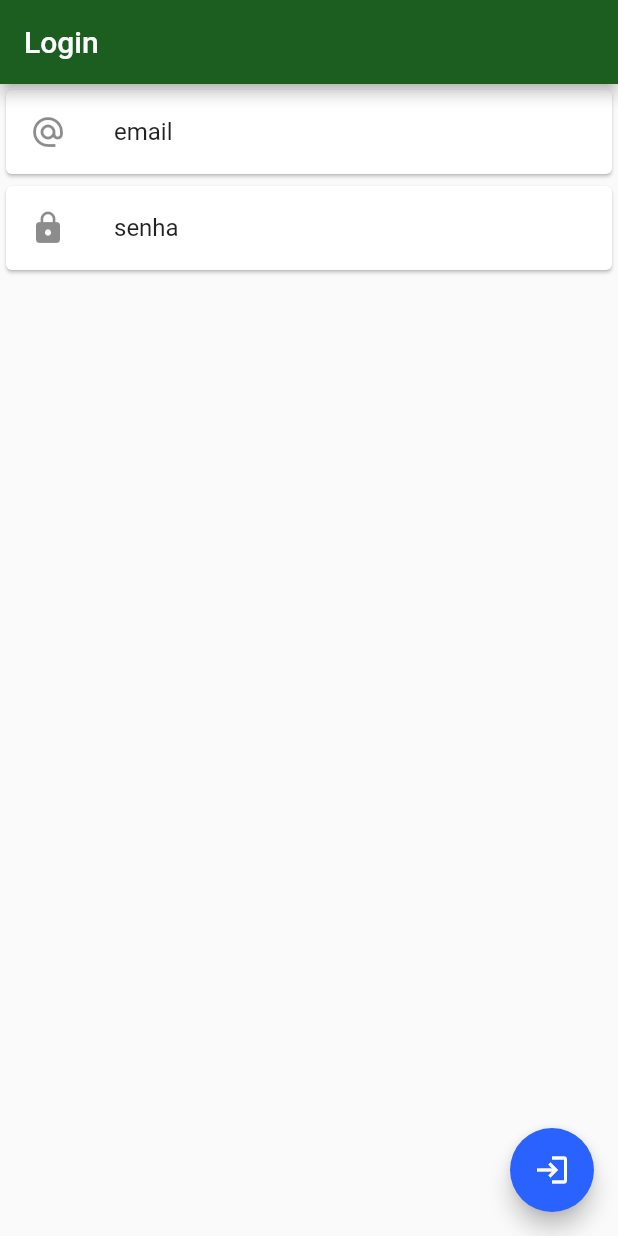
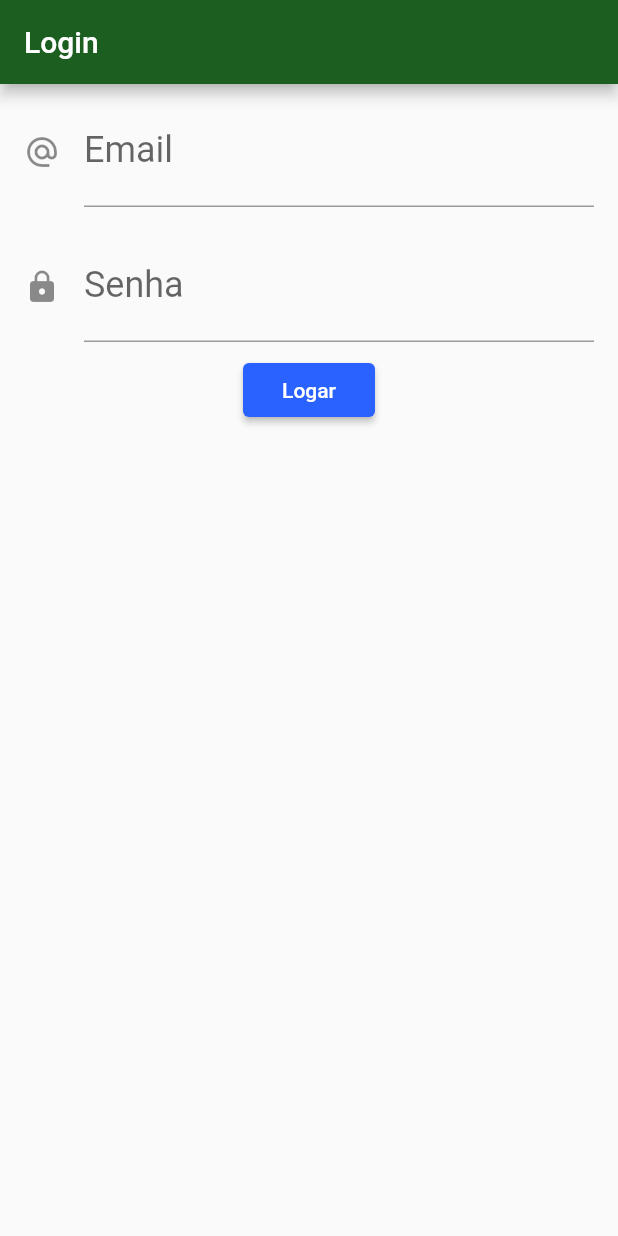
Before and after one commit to denerkr/Green_Share, a Flutter app: the screen it shows after launch, on a phone screen of 412 x 824 dp. Run offline on Flutter 3.47's test engine with Material 2 defaults, Android fonts, the phone set to English and light mode, and no system bars.

Commit message:
Menu, Login - Funcionando

```diff
--- a/lib/screens/login/telalogin.dart
+++ b/lib/screens/login/telalogin.dart
@@ -1,12 +1,12 @@
+import 'package:GreenShare/components/editor.dart';
 import 'package:GreenShare/models/login.dart';
+import 'package:GreenShare/models/transferencia.dart';
 import 'package:GreenShare/screens/login/telalogin.dart';
 import 'package:GreenShare/screens/menu/appmenu.dart';
 import 'package:GreenShare/screens/transferencia/lista.dart';
 import 'package:flutter/material.dart';
 
 class TelaLogin extends StatefulWidget {
-
-  final List<Login> _login = List();
 
   @override
   State<StatefulWidget> createState() {
@@ -15,63 +15,39 @@ class TelaLogin extends StatefulWidget {
 }
 
 class TelaLoginState extends State<TelaLogin> {
+  final TextEditingController _controladorCampoNumeroConta =
+  TextEditingController();
+  final TextEditingController _controladorCampoValor = TextEditingController();
+
   @override
   Widget build(BuildContext context) {
     return Scaffold(
-      appBar: AppBar(
-        title: Text('Login'),
-      ),
-      body: Column(
-        children: <Widget>[
-          Card(
-            child: ListTile(
-              leading: Icon(Icons.alternate_email),
-              title: Text('email'),
-            ),
+        appBar: AppBar(
+          title: Text('Login'),
+        ),
+        body: SingleChildScrollView(
+          child: Column(
+            children: [
+              Editor(
+                controlador: _controladorCampoNumeroConta,
+                rotulo: 'Email',
+                dica: 'exemple@email.com',
+                icone: Icons.alternate_email,
+              ),
+              Editor(
+                  controlador: _controladorCampoValor,
+                  rotulo: 'Senha',
+                  dica: '*****',
+                  icone: Icons.lock),
+              RaisedButton(
+                  child: Text('Logar'),
+                  onPressed: () {
+                    final Future<Transferencia> future = Navigator.push(
+                        context, MaterialPageRoute(builder: (context) {
+                      return Menu();
+                    }));
+                  }),
+            ],
           ),
-          Card(
-            child: ListTile(
-              leading: Icon(Icons.lock),
-              title: Text('senha'),
-            ),
-          ),
-        ],
-      ),
-      floatingActionButton: FloatingActionButton(
-        child: Icon(Icons.login), onPressed: () {
-        final Future<Login> future = Navigator.push(context, MaterialPageRoute(builder: (context) {
-          return Menu();
-        }));
-        future.then((transferenciaRecebida) {
-          Future.delayed(Duration(seconds: 5), (){
-            debugPrint('chegou no then do future');
-            debugPrint('$transferenciaRecebida');
-            if (transferenciaRecebida != null) {
-              setState(() {
-                widget._login.add(transferenciaRecebida);
-              });
-            }
-          });
-        });
-      },
-      ),
-    );
-  }
-}
-
-class ItemLogin extends StatelessWidget {
-  final Login _login;
-
-  ItemLogin(this._login);
-
-  @override
-  Widget build(BuildContext context) {
-    return Card(
-      child: ListTile(
-        leading: Icon(Icons.monetization_on),
-        title: Text(_login.senha.toString()),
-        subtitle: Text(_login.login.toString()),
-      ),
-    );
-  }
-}
+        ));
+  }}
--- a/lib/screens/transferencia/lista.dart
+++ b/lib/screens/transferencia/lista.dart
@@ -32,7 +32,7 @@ class ListaTransferenciasState extends State<ListaTransferencias> {
           return FormularioTransferencia();
         }));
         future.then((transferenciaRecebida) {
-          Future.delayed(Duration(seconds: 5), (){
+          Future.delayed(Duration(seconds: 1), (){
             debugPrint('chegou no then do future');
             debugPrint('$transferenciaRecebida');
             if (transferenciaRecebida != null) {
```
Also changed, not shown: lib/screens/menu/appmenu.dart (+29 -19 lines).
